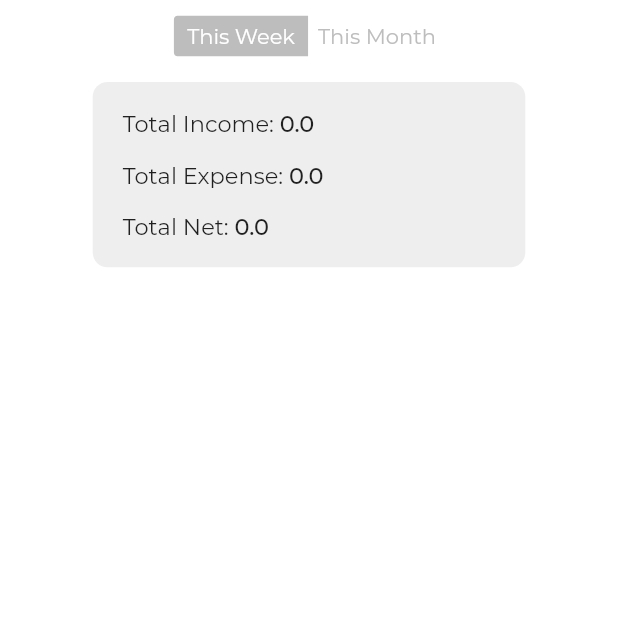
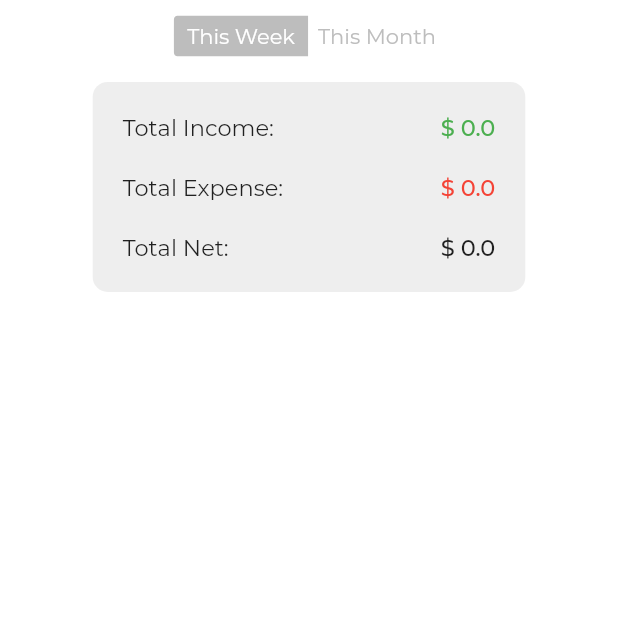
Before and after one commit to muhnee/muhnee_app, a Flutter app: the TransactionsPage screen opened directly, on a phone screen of 412 x 824 dp, the top half of it. Run offline on Flutter 3.47's test engine with Material 2 defaults, Android fonts, the phone set to English and light mode, and no system bars; our stand-ins replace awesome_dialog, bubble_bottom_bar, cloud_firestore, firebase_auth, flutter_spinkit, google_fonts and 1 more; accounts and stored records are empty.

Commit message:
summary styled v01

```diff
--- a/lib/pages/Home/TransactionsPage.dart
+++ b/lib/pages/Home/TransactionsPage.dart
@@ -108,7 +108,7 @@ class _TransactionsPageState extends State<TransactionsPage> {
                       padding: EdgeInsets.symmetric(
                           vertical: SizeConfig.blockSizeVertical * 0.8),
                       child: SizedBox(
-                        height: SizeConfig.blockSizeVertical * 15,
+                        height: SizeConfig.blockSizeVertical * 17,
                         width: SizeConfig.blockSizeHorizontal * 70,
                         child: InkWell(
                           child: Container(
@@ -117,8 +117,10 @@ class _TransactionsPageState extends State<TransactionsPage> {
                                 color: Colors.grey[200],
                               ),
                               child: Padding(
-                                padding: EdgeInsets.only(
-                                    left: 20, top: 10, bottom: 10),
+                                padding: EdgeInsets.symmetric(
+                                  horizontal: 20,
+                                  vertical: 10,
+                                ),
                                 child: Column(
                                   mainAxisAlignment:
                                       MainAxisAlignment.spaceAround,
@@ -183,17 +185,43 @@ class _TransactionsPageState extends State<TransactionsPage> {
 
 Widget summaryRow(type, amount) {
   return Row(
+    mainAxisAlignment: MainAxisAlignment.spaceBetween,
+    children: <Widget>[
+      Row(
+        mainAxisAlignment: MainAxisAlignment.start,
         children: <Widget>[
           Text(
             "Total ",
-        style: TextStyle(fontSize: 15, ),
+            style: TextStyle(
+              fontSize: 15,
+            ),
           ),
           Text(
             type + ": ",
-        style: TextStyle(fontSize: 15, ),
+            style: TextStyle(
+              fontSize: 15,
             ),
-      Text(
-        amount,
+          ),
+        ],
+      ),
+      type == "Income"
+          ? Text(
+              "\$ " + amount,
+              style: TextStyle(
+                  fontSize: 15,
+                  fontWeight: FontWeight.w600,
+                  color: Colors.green),
+            )
+          : type == "Expense"
+              ? Text(
+                  "\$ " + amount,
+                  style: TextStyle(
+                      fontSize: 15,
+                      fontWeight: FontWeight.w600,
+                      color: Colors.red),
+                )
+              : Text(
+                  "\$ " + amount,
                   style: TextStyle(fontSize: 15, fontWeight: FontWeight.w600),
                 )
     ],
```
Lines whose indentation alone changed are shown as unchanged.
